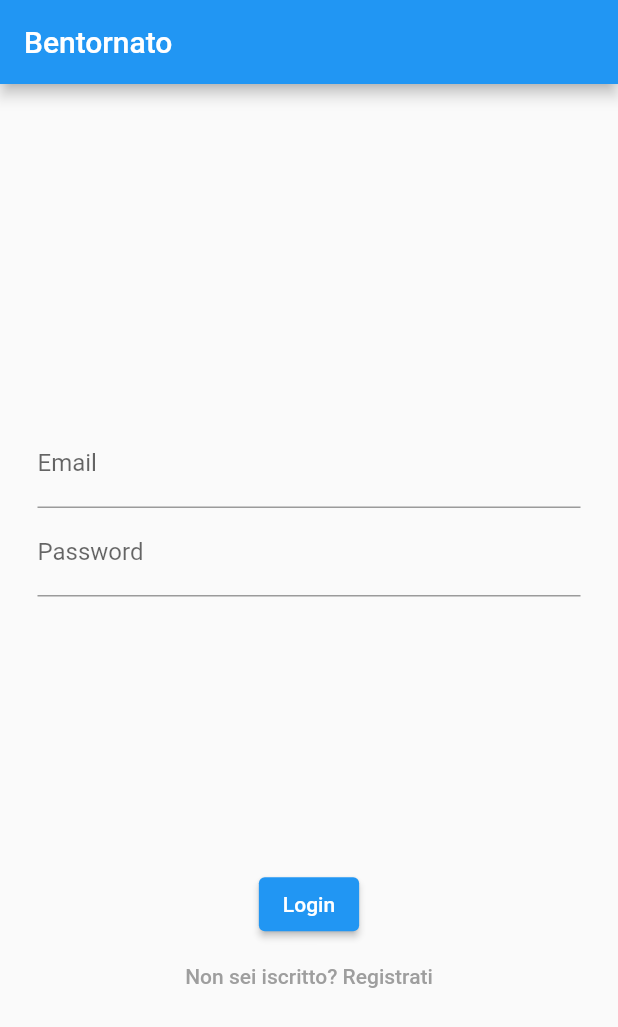
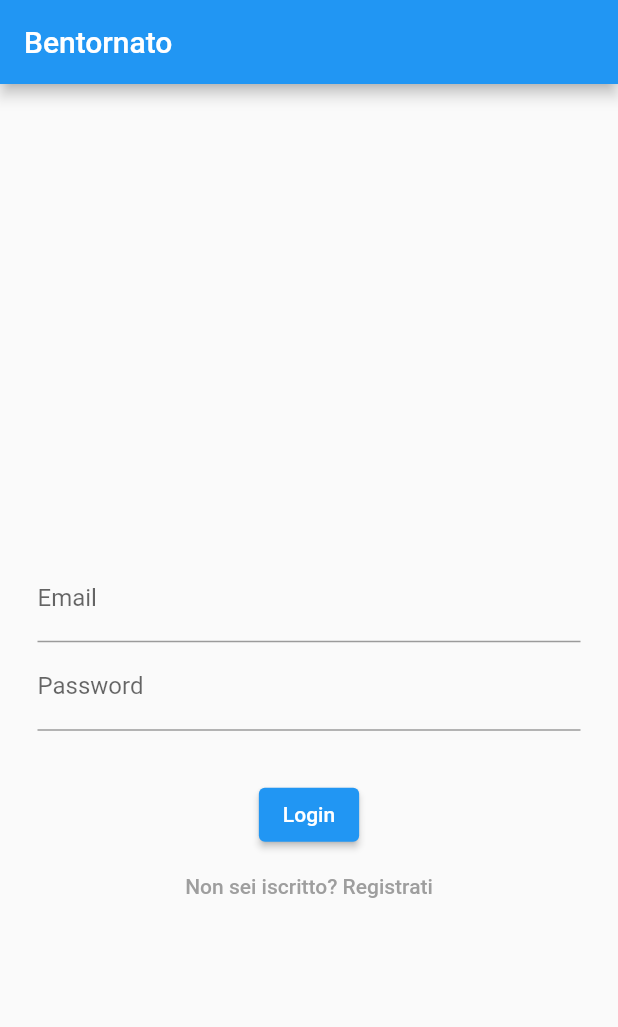
Before and after one commit to Glydric/cyberbullism_bully, a Flutter app: the screen it shows after launch, item 3 of the bottom bar chosen, on a phone screen of 412 x 824 dp. Shown: the top 1027 px of the screen. Run offline on Flutter 3.47's test engine with Material 2 defaults, Android fonts, the phone set to English and light mode, and no system bars; our stand-ins replace shared_preferences.

```diff
--- a/lib/View/profile/login_registration/login_page.dart
+++ b/lib/View/profile/login_registration/login_page.dart
@@ -70,9 +70,7 @@ class _LogInPageState extends State<LogInPage> {
               padding: const EdgeInsets.symmetric(horizontal: 25),
               child: Column(
                 children: [
-                  const Spacer(),
-                  const Spacer(),
-                  const Spacer(),
+                  const Spacer(flex: 3),
 
                   TextFormField(
                     controller: _emailController,
@@ -103,8 +101,7 @@ class _LogInPageState extends State<LogInPage> {
                       ),
                     ),
                   ]),
-                  const Spacer(),
-                  const Spacer(),
+
                   ElevatedButton(
                     onPressed: signIn,
                     child: const Text("Login"),
@@ -113,8 +110,8 @@ class _LogInPageState extends State<LogInPage> {
                     onPressed: toRegisterPage,
                     child: const Text("Non sei iscritto? Registrati"),
                   ),
-                  const Spacer(),
-                  const Spacer(),
+                  const Spacer(flex: 2),
+
                 ],
               ),
             ),
```
Also changed, not shown: lib/View/segnalazioni/user/lista.dart (+16 -5 lines), lib/View/segnalazioni/user/segnalazione_card.dart (+49 -1 lines).
